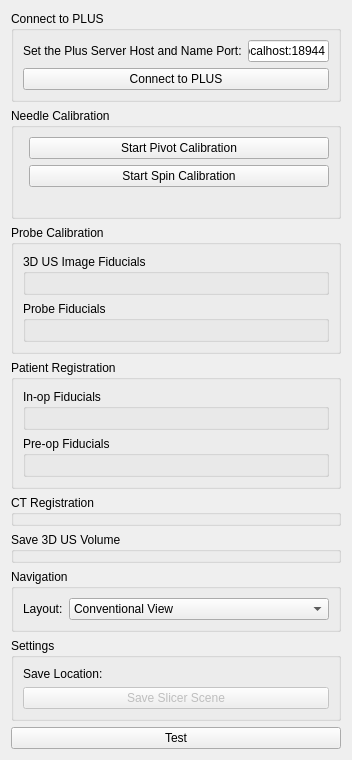
ASchonewille/3DUSGuidedIntervention, file WobblerInterventionNavigation/LiverBiopsy_NRTUS/Resources/UI/LiverBiopsy_NRTUS.ui: the form before one commit.
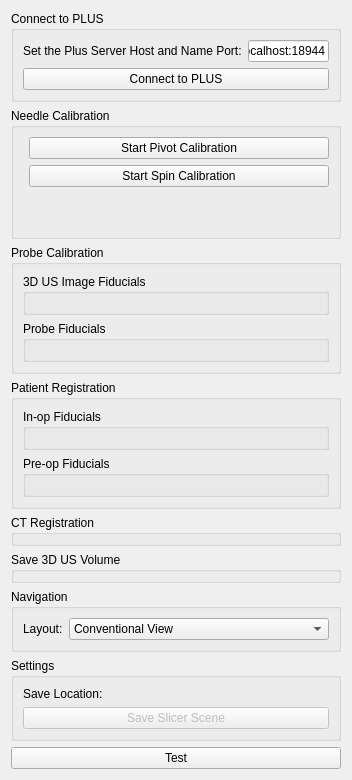
The form after the commit. Custom widgets are drawn as their Qt base class.

Commit message: Working Needle Spin and Pivot calibration

```diff
--- a/WobblerInterventionNavigation/LiverBiopsy_NRTUS/Resources/UI/LiverBiopsy_NRTUS.ui
+++ b/WobblerInterventionNavigation/LiverBiopsy_NRTUS/Resources/UI/LiverBiopsy_NRTUS.ui
@@ -86,6 +86,19 @@
         </property>
        </widget>
       </item>
+      <item row="3" column="1">
+       <widget class="QLabel" name="calibrationErrorLabel">
+        <property name="enabled">
+         <bool>true</bool>
+        </property>
+        <property name="text">
+         <string/>
+        </property>
+        <property name="alignment">
+         <set>Qt::AlignLeading|Qt::AlignLeft|Qt::AlignVCenter</set>
+        </property>
+       </widget>
+      </item>
      </layout>
     </widget>
    </item>
```
The commit also changes 4 other files.
